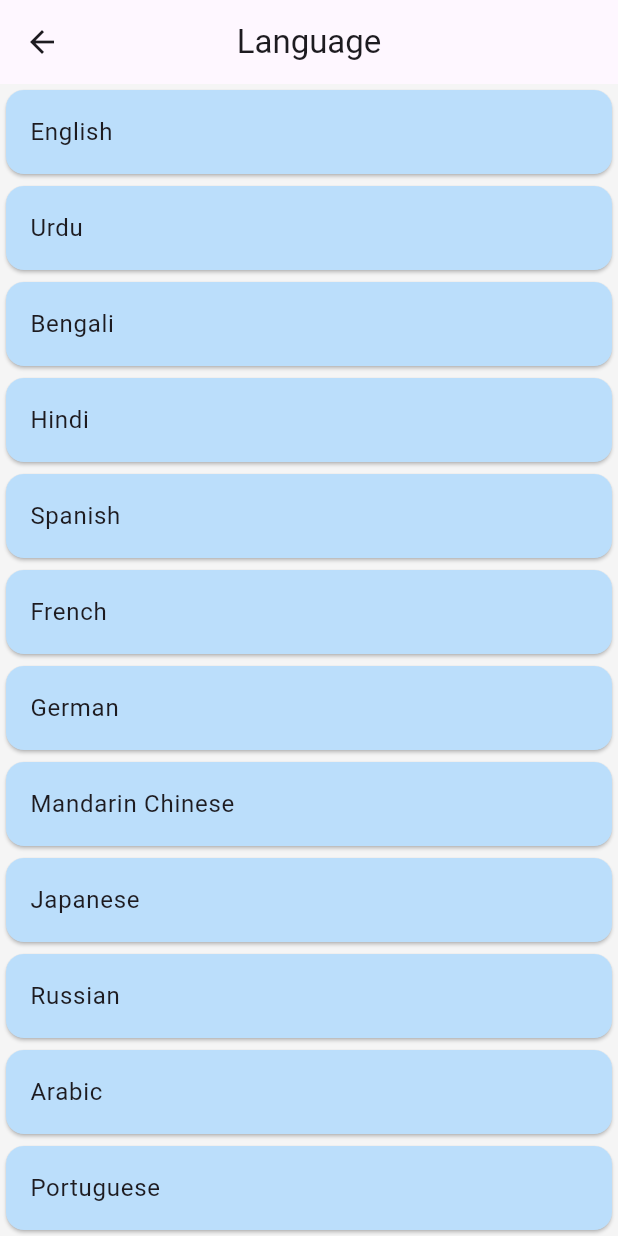
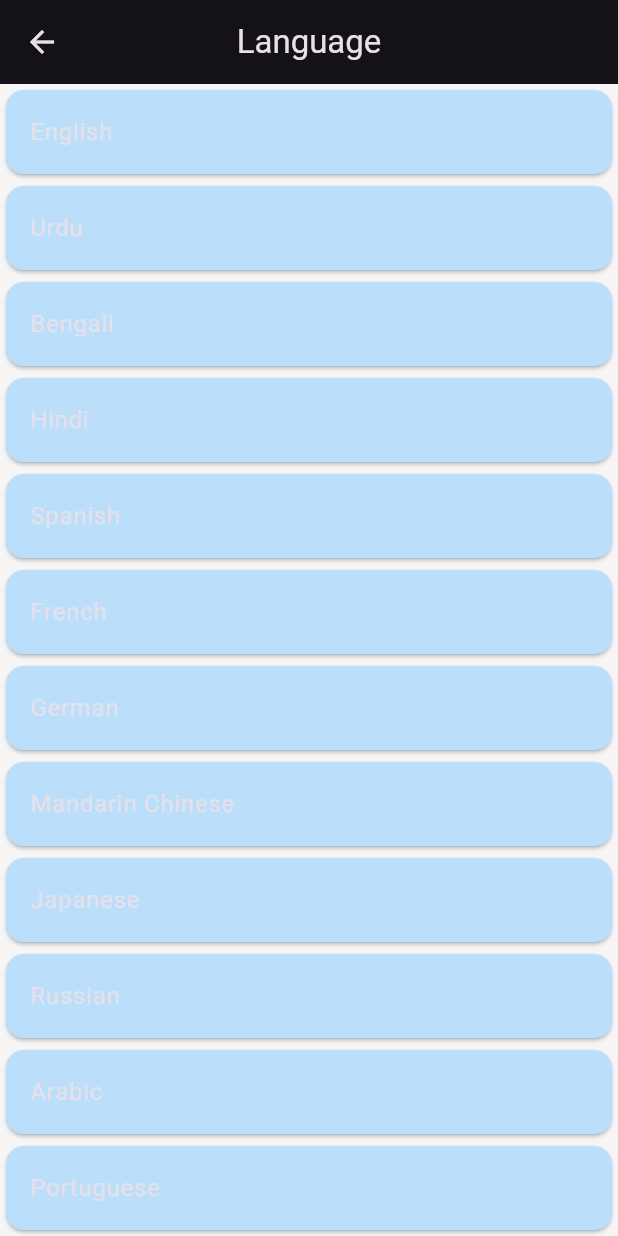
Before and after one commit to md-miyam/localization_and_theme_learn, a Flutter app: the screen it shows after launch, after a tap on the "light mode" icon, after a tap on the "language" icon, on a phone screen of 412 x 824 dp. Run offline on Flutter 3.47's test engine with Material 3 defaults, Android fonts, the phone set to English and light mode, and no system bars; our stand-ins replace get, shared_preferences.

Commit message:
non globaly theme togol added

```diff
--- a/lib/app/data/app_color.dart
+++ b/lib/app/data/app_color.dart
@@ -2,5 +2,6 @@ import 'package:flutter/material.dart';
 class AppColor {
   static Color backgroundColor = Colors.grey.shade100;
   static Color primaryColor = Colors.blue.shade100;
+  static Color secondaryColor = Colors.black;
   static Color iconColor = Colors.orangeAccent;
 }
--- a/lib/app/modules/home/controllers/home_controller.dart
+++ b/lib/app/modules/home/controllers/home_controller.dart
@@ -1,3 +1,4 @@
+import 'package:flutter/material.dart';
 import 'package:get/get.dart';
 
 class HomeController extends GetxController {
@@ -5,5 +6,10 @@ class HomeController extends GetxController {
 
   void changeTheme (){
     theme.value = !theme.value;
+    if(theme.value == true){
+      Get.changeTheme(ThemeData.light());
+    }else{
+      Get.changeTheme(ThemeData.dark());
+    }
   }
 }
--- a/lib/app/modules/home/views/home_view.dart
+++ b/lib/app/modules/home/views/home_view.dart
@@ -13,32 +13,59 @@ class HomeView extends GetView<HomeController> {
   Widget build(BuildContext context) {
     return Scaffold(
       backgroundColor: AppColor.backgroundColor,
-      appBar: AppBar(title: const Text('Localization & Theme'), actions: [
-        Obx(()=> IconButton(onPressed: (){
+      appBar: AppBar(
+        title: const Text('Localization & Theme'),
+        actions: [
+          Obx(
+            () => IconButton(
+              onPressed: () {
                 controller.changeTheme();
-        }, icon: Icon(controller.theme.value ? Icons.light_mode : Icons.dark_mode_outlined ,color: AppColor.iconColor, ),),),
-        IconButton(onPressed: (){Get.toNamed(Routes.SELECT_LANGUAGE);}, icon: Icon(Icons.language,color: AppColor.iconColor, )),
-      ],),
+              },
+              icon: Icon(
+                controller.theme.value
+                    ? Icons.light_mode
+                    : Icons.dark_mode_outlined,
+                color: AppColor.iconColor,
+              ),
+            ),
+          ),
+          IconButton(
+            onPressed: () {
+              Get.toNamed(Routes.SELECT_LANGUAGE);
+            },
+            icon: Icon(Icons.language, color: AppColor.iconColor),
+          ),
+        ],
+      ),
       body: Padding(
         padding: const EdgeInsets.all(12.0),
         child: Column(
           children: [
-            ListTile(
-              tileColor: AppColor.primaryColor,
+            Obx(
+              () => ListTile(
+                tileColor: controller.theme.value
+                    ? AppColor.primaryColor
+                    : AppColor.secondaryColor,
                 title: Text("countryName".tr),
                 subtitle: Text("countryLanguage".tr),
               ),
-            SizedBox(
-              height: 8,
             ),
-            Container(
+            SizedBox(height: 8),
+            Obx(
+              () => Container(
                 padding: EdgeInsets.all(12.0),
                 height: 300,
                 width: double.infinity,
                 decoration: BoxDecoration(
-                color: AppColor.primaryColor,
+                  color: controller.theme.value
+                      ? AppColor.primaryColor
+                      : AppColor.secondaryColor,
                 ),
-              child: Text("message".tr,style: TextStyle(fontSize: 16,fontWeight: FontWeight.bold),),
+                child: Text(
+                  "message".tr,
+                  style: TextStyle(fontSize: 16, fontWeight: FontWeight.bold),
+                ),
+              ),
             ),
           ],
         ),
--- a/lib/app/modules/select_language/views/select_language_view.dart
+++ b/lib/app/modules/select_language/views/select_language_view.dart
@@ -1,6 +1,7 @@
 import 'package:flutter/material.dart';
 import 'package:get/get.dart';
 import 'package:localization_and_theme_learn/app/data/app_color.dart';
+import 'package:shared_preferences/shared_preferences.dart';
 
 import '../../../data/languages.dart';
 import '../controllers/select_language_controller.dart';
@@ -14,7 +15,7 @@ class SelectLanguageView extends GetView<SelectLanguageController> {
     final localeKeys = languages.keys.keys.toList();
     return Scaffold(
       backgroundColor: AppColor.backgroundColor,
-      appBar: AppBar(title: const Text('Language'), centerTitle: true),
+      appBar: AppBar(title: const Text('Language'), surfaceTintColor: Colors.transparent,centerTitle: true),
       body: ListView.builder(
         itemCount: localeKeys.length,
         itemBuilder: (context, index) {
--- a/pubspec.yaml
+++ b/pubspec.yaml
@@ -35,6 +35,7 @@ dependencies:
   # Use with the CupertinoIcons class for iOS style icons.
   cupertino_icons: ^1.0.8
   get: ^4.7.2
+  shared_preferences:
 
 dev_dependencies:
   flutter_test:
```
Also changed, not shown: pubspec.lock, 1 other file. Lines whose indentation alone changed are shown as unchanged.
